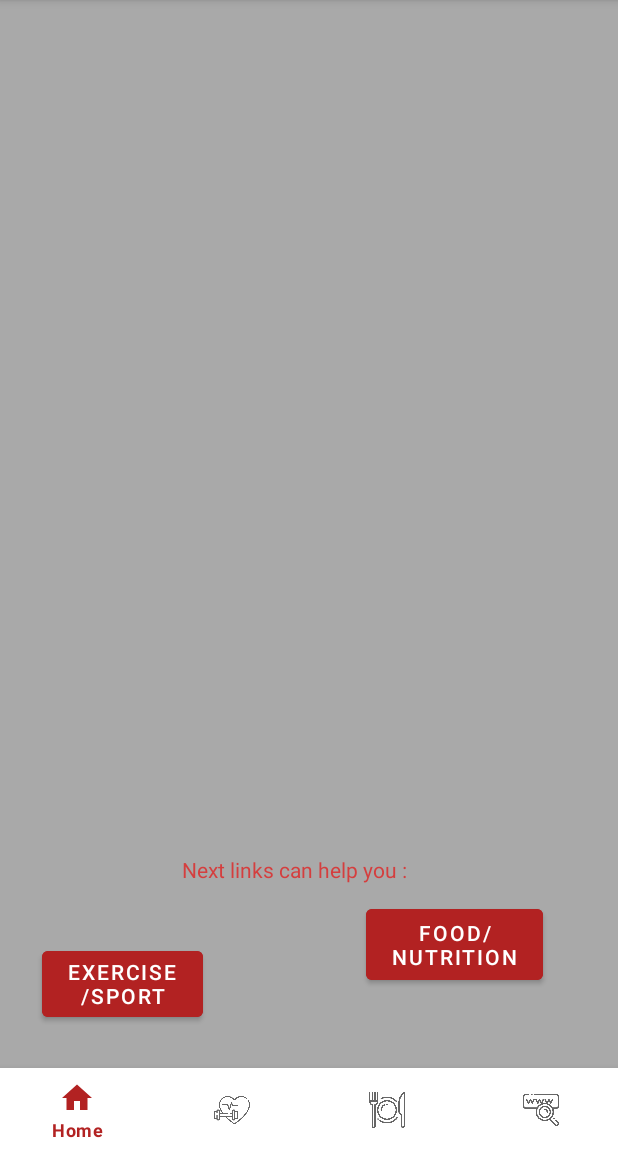
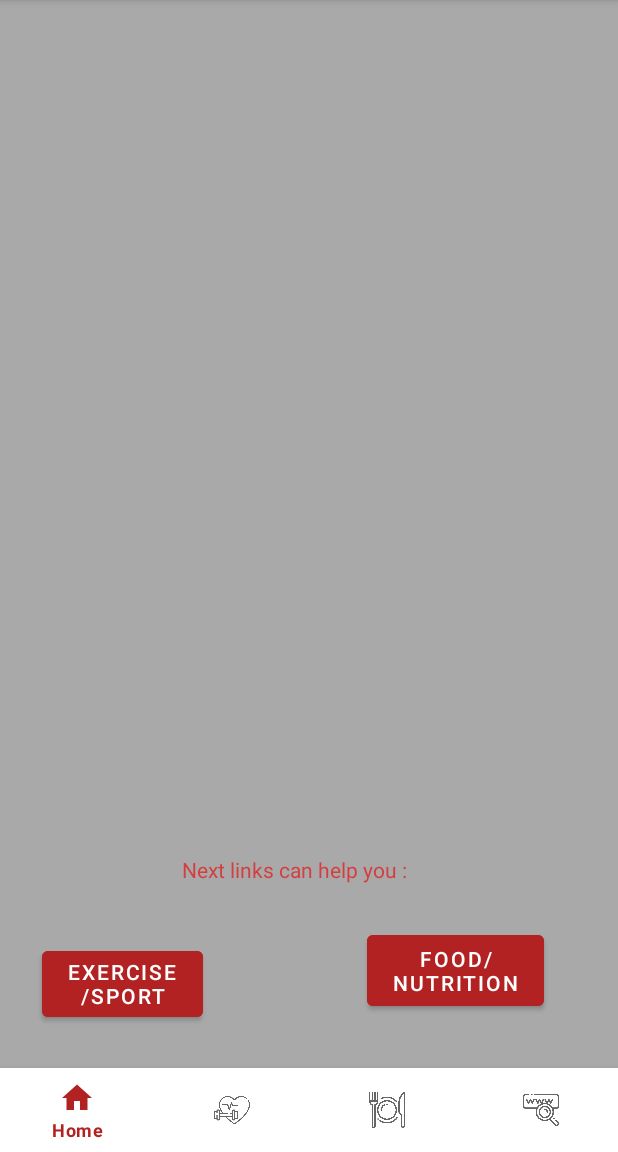
Before and after one commit to Anastezii/LifeFit, an Android app: the CaloriesActivity screen opened directly, with no data from a screen before it, on a phone screen of 412 x 824 dp, the part 84-1236 px from its top. Run offline under Robolectric (Android 15) with nearby library versions, the phone set to English and light mode, and no system bars; our stand-ins replace Firebase (no records; nobody signed in at launch, a user with empty details on screens opened directly).

Commit message:
calories activity

```diff
--- a/app/src/main/java/com/example/fitness/controller/AfternoonSnackActivity.java
+++ b/app/src/main/java/com/example/fitness/controller/AfternoonSnackActivity.java
@@ -144,7 +144,7 @@ public class AfternoonSnackActivity extends AppCompatActivity {
     private void writeNutritionDataToFirebase(NutritionDataService nutritionData) {
         DatabaseReference dbRef = FirebaseDatabase.getInstance().getReference("Nutrition_data");
         DatabaseReference nutritionDataRef = dbRef.child("Afternoon_snack");
-        String key = nutritionDataRef.push().getKey();
+        String key = "Afternoon_snack";
         nutritionDataRef.child(key).setValue(nutritionData).addOnCompleteListener(new OnCompleteListener<Void>() {
             @Override
             public void onComplete(@NonNull Task<Void> task) {
--- a/app/src/main/java/com/example/fitness/controller/CaloriesActivity.java
+++ b/app/src/main/java/com/example/fitness/controller/CaloriesActivity.java
@@ -14,16 +14,34 @@ import android.text.method.LinkMovementMethod;
 import android.text.style.ClickableSpan;
 import android.view.MenuItem;
 import android.view.View;
+import android.widget.ArrayAdapter;
 import android.widget.Button;
 import android.widget.TextView;
+import android.widget.Toast;
 
 import com.example.fitness.R;
 import com.google.android.material.bottomnavigation.BottomNavigationView;
+import com.google.firebase.auth.FirebaseAuth;
+import com.google.firebase.auth.FirebaseUser;
+import com.google.firebase.database.DataSnapshot;
+import com.google.firebase.database.DatabaseError;
+import com.google.firebase.database.DatabaseException;
+import com.google.firebase.database.DatabaseReference;
+import com.google.firebase.database.FirebaseDatabase;
+import com.google.firebase.database.ValueEventListener;
+
+import java.text.SimpleDateFormat;
+import java.util.ArrayList;
+import java.util.Date;
+import java.util.HashMap;
+import java.util.List;
 
 
 public class CaloriesActivity extends AppCompatActivity {
 
     private Button food,sport;
+    private TextView txt_calories;
+    DatabaseReference reference;
 
     @Override
     protected void onCreate(Bundle savedInstanceState) {
@@ -32,6 +50,39 @@ public class CaloriesActivity extends AppCompatActivity {
 
         food=findViewById(R.id.buttonBuyFood);
         sport=findViewById(R.id.buttonBuySport);
+        txt_calories=findViewById(R.id.show_calories);
+
+        reference= FirebaseDatabase.getInstance().getReference("Nutrition_data");
+
+        reference.addValueEventListener(new ValueEventListener() {
+            @Override
+            public void onDataChange(@NonNull DataSnapshot snapshot) {
+
+                for (DataSnapshot category: snapshot.getChildren()){
+                    for( DataSnapshot entry : category.getChildren()){
+
+                        String date = entry.child("date").getValue(String.class);
+
+                        Date currentDate = new Date();
+                        SimpleDateFormat dateFormat = new SimpleDateFormat("dd/MM/yyyy");
+                        String dateString = dateFormat.format(currentDate);
+
+                        if (dateString.equals(date)){
+
+                            txt_calories.setText("Calories ");
+
+                        }
+
+                    }
+                }
+
+            }
+
+            @Override
+            public void onCancelled(@NonNull DatabaseError error) {
+                Toast.makeText(CaloriesActivity.this,error.getMessage(),Toast.LENGTH_LONG).show();
+            }
+        });
 
 
         BottomNavigationView bottomNavigationView=findViewById(R.id.bottomNavigationBar);
--- a/app/src/main/res/layout/activity_calories.xml
+++ b/app/src/main/res/layout/activity_calories.xml
@@ -19,6 +19,21 @@
         app:layout_constraintStart_toStartOf="parent"
         app:menu="@menu/bottom_menu" />
 
+
+    <TextView
+        android:id="@+id/show_calories"
+        android:layout_width="wrap_content"
+        android:layout_height="wrap_content"
+        android:textAlignment="center"
+        android:textColor="#000000"
+        android:textSize="16sp"
+        android:textStyle="bold"
+        app:layout_constraintBottom_toBottomOf="parent"
+        app:layout_constraintEnd_toEndOf="parent"
+        app:layout_constraintHorizontal_bias="0.175"
+        app:layout_constraintStart_toStartOf="parent"
+        app:layout_constraintTop_toTopOf="parent"
+        app:layout_constraintVertical_bias="0.067" />
 
     <TextView
         android:id="@+id/textView32"
@@ -43,21 +58,21 @@
         android:text="Exercise/Sport"
         app:layout_constraintBottom_toTopOf="@+id/bottomNavigationBar"
         app:layout_constraintStart_toStartOf="parent"
-        app:layout_constraintTop_toBottomOf="@+id/textViewgymHelp"
-        app:layout_constraintVertical_bias="0.859"
+        app:layout_constraintTop_toBottomOf="@+id/textView32"
+        app:layout_constraintVertical_bias="1.0"
         tools:ignore="TouchTargetSizeCheck" />
 
     <Button
         android:id="@+id/buttonBuyFood"
         android:layout_width="118dp"
         android:layout_height="59dp"
-        android:layout_marginTop="600dp"
+        android:layout_marginTop="28dp"
         android:backgroundTint="#B22222"
         android:text="Food/Nutrition"
         app:layout_constraintEnd_toEndOf="parent"
-        app:layout_constraintHorizontal_bias="0.683"
+        app:layout_constraintHorizontal_bias="0.689"
         app:layout_constraintStart_toEndOf="@+id/buttonBuySport"
-        app:layout_constraintTop_toTopOf="parent"
+        app:layout_constraintTop_toBottomOf="@+id/textView32"
         tools:ignore="TouchTargetSizeCheck" />
 
 
```
